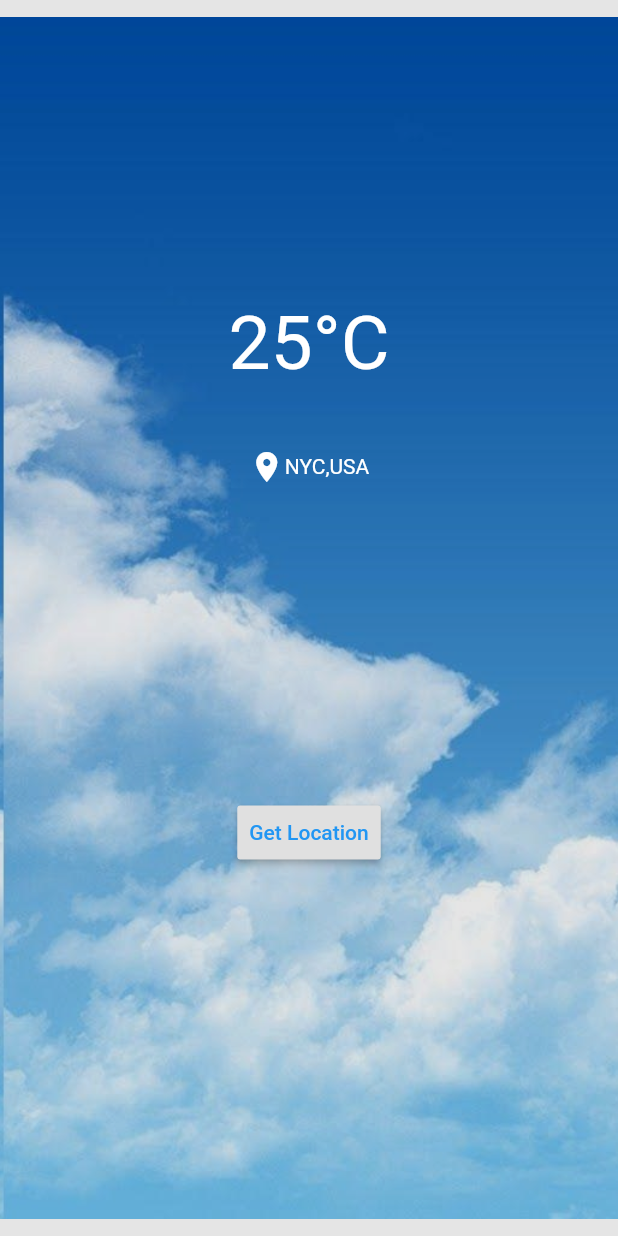
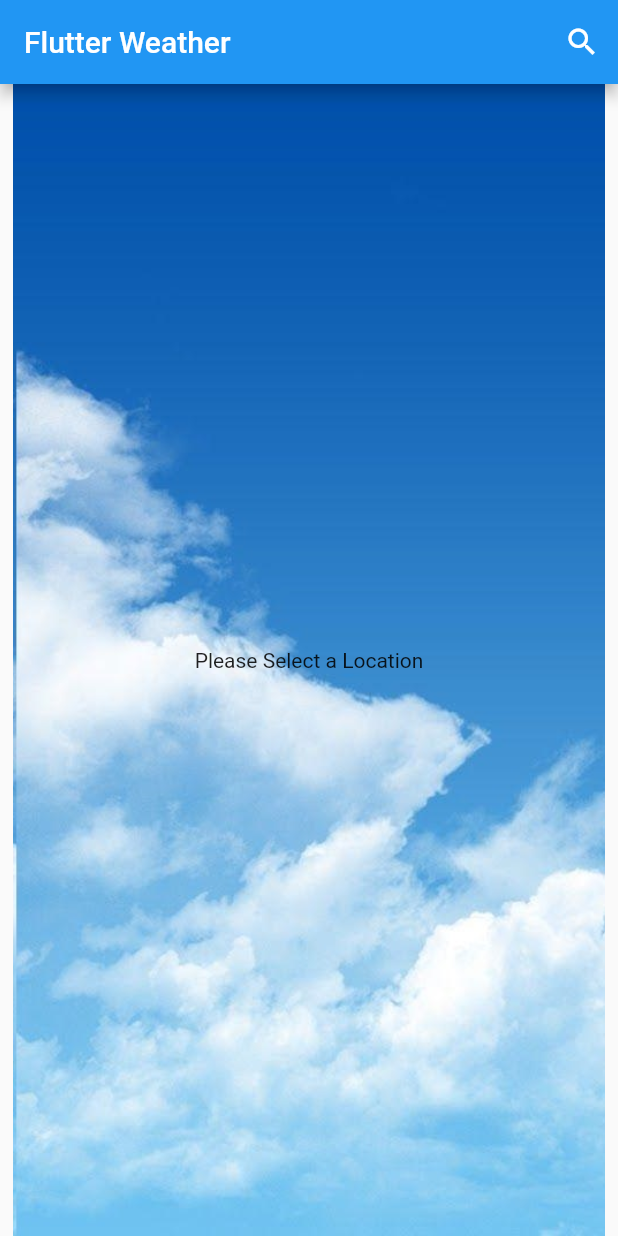
Before and after one commit to dscpvgcoet/hacktoberfest2020-flutter-weather-app, a Flutter app: the screen it shows after launch, on a phone screen of 412 x 824 dp. Run offline on Flutter 3.47's test engine with Material 2 defaults, Android fonts, the phone set to English and light mode, and no system bars; our stand-ins replace bloc, equatable, flutter_bloc, geolocator.

Commit message:
lib: Add Bloc Observer and Widgets
Signed-off-by: Aditya Bakare <adityab7@protonmail.com>

```diff
--- a/lib/main.dart
+++ b/lib/main.dart
@@ -1,112 +1,38 @@
-import 'dart:ui';
-
 import 'package:flutter/material.dart';
-import 'package:geolocator/geolocator.dart';
+import 'package:flutter_bloc/flutter_bloc.dart';
+import 'package:weatherapp/blocs/weather_bloc.dart';
+import 'package:weatherapp/repositories/repositories.dart';
+import 'package:weatherapp/widgets/widgets.dart';
+import 'package:http/http.dart' as http;
+import 'package:weatherapp/simple_bloc_observer.dart';
 
 void main() {
-  runApp(MyApp());
+  Bloc.observer = SimpleBlocObserver();
+
+  final WeatherRepository weatherRepository = WeatherRepository(
+    weatherApiClient: WeatherApiClient(
+      httpClient: http.Client(),
+    ),
+  );
+
+  runApp(App(weatherRepository: weatherRepository));
 }
 
-class MyApp extends StatelessWidget {
-  // This widget is the root of your application.
+class App extends StatelessWidget {
+  final WeatherRepository weatherRepository;
+
+  App({Key key, @required this.weatherRepository})
+      : assert(weatherRepository != null),
+        super(key: key);
+
   @override
   Widget build(BuildContext context) {
     return MaterialApp(
-      debugShowCheckedModeBanner: false,
-      theme: ThemeData(
-        primarySwatch: Colors.blue,
-        visualDensity: VisualDensity.adaptivePlatformDensity,
+      title: 'Weather App',
+      home: BlocProvider(
+        create: (context) => WeatherBloc(weatherRepository: weatherRepository),
+        child: Weather(),
       ),
-      home: MyHomePage(),
     );
   }
 }
-
-class MyHomePage extends StatefulWidget {
-  @override
-  _MyHomePageState createState() => _MyHomePageState();
-}
-
-class _MyHomePageState extends State<MyHomePage> {
-
-  void getLocation()async{
-    Position position = await getCurrentPosition(desiredAccuracy: LocationAccuracy.high);
-    print('Printing $position');
-  }
-
-  @override
-  Widget build(BuildContext context) {
-    return Container(
-        decoration: BoxDecoration(
-            image: DecorationImage(image: AssetImage('assets/sky.jpg'))
-        ),
-        child: BackdropFilter(
-          filter: ImageFilter.blur(sigmaX: 0,sigmaY: 0),
-          child: Scaffold(
-              backgroundColor: Colors.black.withOpacity(0.1),
-              body: Center(
-                  child: Column(
-                    children: <Widget>[
-                      Padding(
-                        padding: const EdgeInsets.only(top:200),
-                        child: Text("25°C",style:TextStyle(color:Colors.white,fontSize: 50)),
-                      ),
-                      Padding(
-                        padding: const EdgeInsets.only(top:40),
-                        child: Row(
-                          mainAxisAlignment: MainAxisAlignment.center,
-                          children: <Widget>[
-                            Icon(Icons.location_on,color: Colors.white,),
-                            Text("NYC,USA",style: TextStyle(color:Colors.white),)
-                          ],
-                        ),
-                      ),
-
-                      Padding(
-                          padding: EdgeInsets.only(top:200),
-                          child: Row(
-                            mainAxisAlignment: MainAxisAlignment.center,
-                            children: <Widget>[
-                              Padding(
-                                padding: const EdgeInsets.all(8.0),
-                                child: Container(
-                                  // decoration: BoxDecoration(
-                                  //   border: Border.all(color: Colors.purple[600],width: 2),
-                                  //   borderRadius: BorderRadius.circular(25),
-                                  // ),
-                                    child: RaisedButton(
-                                      padding: const EdgeInsets.all(8.0),
-                                      child: Text('Get Location',style:TextStyle(color:Colors.blue),),
-                                      onPressed: (){
-                                        getLocation();
-                                      },
-                                    )
-                                ),
-                              ),
-                              // Padding(
-                              //   padding: const EdgeInsets.all(8.0),
-                              //   child: Container(
-                              //     decoration: BoxDecoration(
-                              //       border: Border.all(color: Colors.blue[600],width: 2),
-                              //       borderRadius: BorderRadius.circular(25),
-                              //     ),
-                              //     child: Padding(
-                              //       padding: const EdgeInsets.all(8.0),
-                              //       child: Icon(Icons.wb_sunny,color:Colors.blue[600],size: 35,),
-                              //     )
-                              //   ),
-                              // ),
-
-
-
-                            ],
-                          )
-                      )
-                    ],
-                  )
-              )
-          ),
-        )
-    );
-  }
-}
--- /dev/null
+++ b/lib/widgets/combined_weather_temperature.dart
@@ -0,0 +1,48 @@
+import 'package:flutter/material.dart';
+
+import 'package:weatherapp/models/models.dart' as model;
+import 'package:weatherapp/widgets/widgets.dart';
+
+class CombinedWeatherTemperature extends StatelessWidget {
+  final model.Weather weather;
+
+  CombinedWeatherTemperature({
+    Key key,
+    @required this.weather,
+  })  : assert(weather != null),
+        super(key: key);
+
+  @override
+  Widget build(BuildContext context) {
+    return Column(
+      children: [
+        Row(
+          mainAxisAlignment: MainAxisAlignment.center,
+          children: <Widget>[
+            Padding(
+              padding: EdgeInsets.all(20.0),
+              child: WeatherConditions(condition: weather.condition),
+            ),
+            Padding(
+              padding: EdgeInsets.all(20.0),
+              child: Temperature(
+                temperature: weather.temp,
+                high: weather.maxTemp,
+                low: weather.minTemp,
+              ),
+            ),
+          ],
+        ),
+        Center(
+          child: Text(
+            weather.formattedCondition,
+            style: TextStyle(
+              fontSize: 30,
+              fontWeight: FontWeight.w200,
+            ),
+          ),
+        ),
+      ],
+    );
+  }
+}
--- /dev/null
+++ b/lib/widgets/weather.dart
@@ -0,0 +1,101 @@
+import 'package:flutter/material.dart';
+
+import 'package:flutter_bloc/flutter_bloc.dart';
+import 'package:geolocator/geolocator.dart';
+
+import 'package:weatherapp/widgets/widgets.dart';
+import 'package:weatherapp/blocs/blocs.dart';
+
+class Weather extends StatelessWidget {
+  @override
+  Widget build(BuildContext context) {
+    return Scaffold(
+      appBar: AppBar(
+        title: Text('Flutter Weather'),
+        actions: <Widget>[
+          IconButton(
+            icon: Icon(Icons.search),
+            onPressed: () async {
+              final city = await Navigator.push(
+                context,
+                MaterialPageRoute(
+                  builder: (context) => CitySelection(),
+                ),
+              );
+              if (city != null) {
+                BlocProvider.of<WeatherBloc>(context)
+                    .add(WeatherRequested(city: city));
+              }
+            },
+          )
+        ],
+      ),
+      body: Container(
+        decoration: BoxDecoration(
+            image: DecorationImage(image: AssetImage('assets/sky.jpg'))),
+        child: Center(
+          child: BlocBuilder<WeatherBloc, WeatherState>(
+            builder: (context, state) {
+              if (state is WeatherInitial) {
+                return Center(child: Text('Please Select a Location'));
+              }
+              if (state is WeatherLoadInProgress) {
+                return Center(child: CircularProgressIndicator());
+              }
+              if (state is WeatherLoadSuccess) {
+                final weather = state.weather;
+
+                return ListView(
+                  children: <Widget>[
+                    Padding(
+                      padding: EdgeInsets.only(top: 100.0),
+                      child: Center(
+                        child: Location(location: weather.location),
+                      ),
+                    ),
+                    Center(
+                      child: LastUpdated(dateTime: weather.lastUpdated),
+                    ),
+                    Padding(
+                      padding: EdgeInsets.symmetric(vertical: 50.0),
+                      child: Center(
+                        child: CombinedWeatherTemperature(
+                          weather: weather,
+                        ),
+                      ),
+                    ),
+                    Padding(
+                      padding: const EdgeInsets.all(50.0),
+                      child: RaisedButton(
+                        padding: const EdgeInsets.all(8.0),
+                        child: Text(
+                          'Get Location',
+                          style: TextStyle(color: Colors.blue),
+                        ),
+                        onPressed: () {
+                          getLocation();
+                        },
+                      ),
+                    )
+                  ],
+                );
+              }
+              if (state is WeatherLoadFailure) {
+                return Text(
+                  'Something went wrong!',
+                  style: TextStyle(color: Colors.red),
+                );
+              }
+            },
+          ),
+        ),
+      ),
+    );
+  }
+}
+
+void getLocation() async {
+  Position position =
+      await getCurrentPosition(desiredAccuracy: LocationAccuracy.high);
+  print('Printing $position');
+}
--- /dev/null
+++ b/lib/widgets/widgets.dart
@@ -0,0 +1,7 @@
+export 'location.dart';
+export 'weather.dart';
+export 'last_updated.dart';
+export 'combined_weather_temperature.dart';
+export 'weather_conditions.dart';
+export 'temperature.dart';
+export 'city_selection.dart';
```
Also changed, not shown: lib/simple_bloc_observer.dart (added, +21 -0 lines), lib/widgets/city_selection.dart (added, +43 -0 lines), lib/widgets/last_updated.dart (added, +20 -0 lines), lib/widgets/location.dart (added, +20 -0 lines), lib/widgets/temperature.dart (added, +52 -0 lines), lib/widgets/weather_conditions.dart (added, +44 -0 lines), 1 other file.
